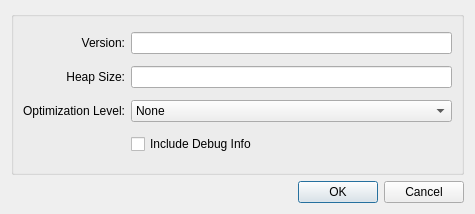
makingthings/makecontroller, file mcbuilder/trunk/layouts/properties.ui: the form before one commit.
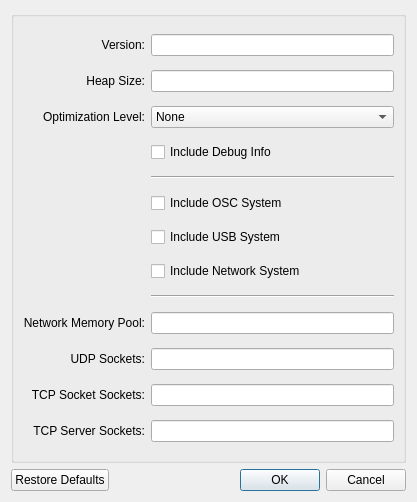
The form after the commit.

Commit message: - expand Properties to accommodate all the values needed for config.h - automatically generate config.h...will need to make sure this doesn't get generated every time, otherwise everything will get rebuilt every time.

```diff
--- a/mcbuilder/trunk/layouts/properties.ui
+++ b/mcbuilder/trunk/layouts/properties.ui
@@ -5,27 +5,20 @@
    <rect>
     <x>0</x>
     <y>0</y>
-    <width>475</width>
-    <height>214</height>
+    <width>417</width>
+    <height>502</height>
    </rect>
   </property>
   <property name="windowTitle" >
    <string>Properties</string>
   </property>
-  <layout class="QGridLayout" >
-   <item row="0" column="0" >
     <layout class="QVBoxLayout" >
      <item>
       <widget class="QGroupBox" name="groupBox" >
        <property name="title" >
         <string/>
        </property>
-       <layout class="QHBoxLayout" >
-        <item>
          <layout class="QGridLayout" >
-          <item row="0" column="1" >
-           <widget class="QLineEdit" name="versionEdit" />
-          </item>
           <item row="0" column="0" >
            <widget class="QLabel" name="label" >
             <property name="toolTip" >
@@ -37,8 +30,14 @@
             <property name="alignment" >
              <set>Qt::AlignRight|Qt::AlignTrailing|Qt::AlignVCenter</set>
             </property>
-           </widget>
-          </item>
+        <property name="buddy" >
+         <cstring>versionEdit</cstring>
+        </property>
+       </widget>
+      </item>
+      <item row="0" column="1" >
+       <widget class="QLineEdit" name="versionEdit" />
+      </item>
           <item row="1" column="0" >
            <widget class="QLabel" name="label_2" >
             <property name="toolTip" >
@@ -56,13 +55,19 @@
           <item row="1" column="1" >
            <widget class="QLineEdit" name="heapSizeEdit" />
           </item>
-          <item row="3" column="1" >
-           <widget class="QCheckBox" name="debugInfoCheckbox" >
+      <item row="2" column="0" >
+       <widget class="QLabel" name="label_3" >
             <property name="toolTip" >
              <string>Include debugging info in your build.  Makes your project bigger.</string>
             </property>
             <property name="text" >
-             <string>Include Debug Info</string>
+         <string>Optimization Level:</string>
+        </property>
+        <property name="alignment" >
+         <set>Qt::AlignRight|Qt::AlignTrailing|Qt::AlignVCenter</set>
+        </property>
+        <property name="buddy" >
+         <cstring>optLevelBox</cstring>
             </property>
            </widget>
           </item>
@@ -95,22 +100,128 @@
             </item>
            </widget>
           </item>
-          <item row="2" column="0" >
-           <widget class="QLabel" name="label_3" >
+      <item row="3" column="1" >
+       <widget class="QCheckBox" name="debugInfoCheckbox" >
             <property name="toolTip" >
              <string>Optimized code is generally smaller and faster.</string>
             </property>
             <property name="text" >
-             <string>Optimization Level:</string>
-            </property>
+         <string>Include Debug Info</string>
+        </property>
+       </widget>
+      </item>
+      <item row="4" column="1" >
+       <widget class="Line" name="line" >
+        <property name="orientation" >
+         <enum>Qt::Horizontal</enum>
+        </property>
+       </widget>
+      </item>
+      <item row="5" column="1" >
+       <widget class="QCheckBox" name="oscBox" >
+        <property name="text" >
+         <string>Include OSC System</string>
+        </property>
+       </widget>
+      </item>
+      <item row="6" column="1" >
+       <widget class="QCheckBox" name="usbBox" >
+        <property name="text" >
+         <string>Include USB System</string>
+        </property>
+       </widget>
+      </item>
+      <item row="7" column="1" >
+       <widget class="QCheckBox" name="networkBox" >
+        <property name="text" >
+         <string>Include Network System</string>
+        </property>
+       </widget>
+      </item>
+      <item row="8" column="1" >
+       <widget class="Line" name="line_2" >
+        <property name="orientation" >
+         <enum>Qt::Horizontal</enum>
+        </property>
+       </widget>
+      </item>
+      <item row="9" column="0" >
+       <widget class="QLabel" name="networkMempoolLabel" >
+        <property name="enabled" >
+         <bool>true</bool>
+        </property>
+        <property name="text" >
+         <string>Network Memory Pool:</string>
+        </property>
             <property name="alignment" >
              <set>Qt::AlignRight|Qt::AlignTrailing|Qt::AlignVCenter</set>
             </property>
-           </widget>
-          </item>
-         </layout>
-        </item>
-       </layout>
+        <property name="buddy" >
+         <cstring>networkMempoolEdit</cstring>
+        </property>
+       </widget>
+      </item>
+      <item row="9" column="1" >
+       <widget class="QLineEdit" name="networkMempoolEdit" />
+      </item>
+      <item row="10" column="0" >
+       <widget class="QLabel" name="udpSocketLabel" >
+        <property name="text" >
+         <string>UDP Sockets:</string>
+        </property>
+        <property name="alignment" >
+         <set>Qt::AlignRight|Qt::AlignTrailing|Qt::AlignVCenter</set>
+        </property>
+        <property name="buddy" >
+         <cstring>udpSocketEdit</cstring>
+        </property>
+       </widget>
+      </item>
+      <item row="10" column="1" >
+       <widget class="QLineEdit" name="udpSocketEdit" />
+      </item>
+      <item row="11" column="0" >
+       <widget class="QLabel" name="tcpSocketLabel" >
+        <property name="text" >
+         <string>TCP Socket Sockets:</string>
+        </property>
+        <property name="alignment" >
+         <set>Qt::AlignRight|Qt::AlignTrailing|Qt::AlignVCenter</set>
+        </property>
+        <property name="buddy" >
+         <cstring>tcpSocketEdit</cstring>
+        </property>
+       </widget>
+      </item>
+      <item row="11" column="1" >
+       <widget class="QLineEdit" name="tcpSocketEdit" />
+      </item>
+      <item row="12" column="0" >
+       <widget class="QLabel" name="tcpServerLabel" >
+        <property name="text" >
+         <string>TCP Server Sockets:</string>
+        </property>
+        <property name="alignment" >
+         <set>Qt::AlignRight|Qt::AlignTrailing|Qt::AlignVCenter</set>
+        </property>
+        <property name="buddy" >
+         <cstring>tcpServerEdit</cstring>
+        </property>
+       </widget>
+      </item>
+      <item row="12" column="1" >
+       <widget class="QLineEdit" name="tcpServerEdit" />
+      </item>
+     </layout>
+    </widget>
+   </item>
+   <item>
+    <layout class="QHBoxLayout" >
+     <item>
+      <widget class="QPushButton" name="defaultsButton" >
+       <property name="text" >
+        <string>Restore Defaults</string>
+       </property>
       </widget>
      </item>
      <item>
```
Left out of the diff: 26 changed lines with no effect on the pictures. Lines whose indentation alone changed are shown as unchanged. The commit also changes 4 other files.
